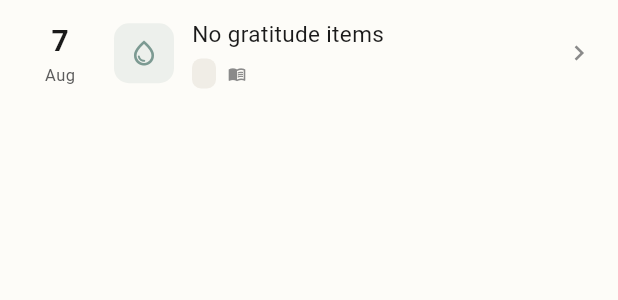
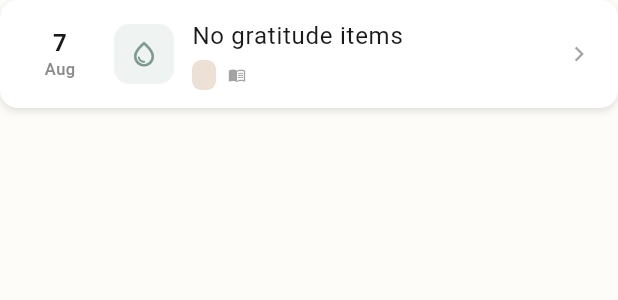
Before and after one commit to zdmgold/gracelog, a Flutter app: the EntryListTile widget shown alone on an empty page, opened directly with empty values, on a phone screen of 412 x 824 dp. Shown: the top 300 px of the screen. Run offline on Flutter 3.47's test engine with Material 3 defaults, Android fonts, the light colour scheme and no system bars; our stand-ins replace flutter_local_notifications, google_mobile_ads, in_app_purchase, package_info_plus, share_plus, shared_preferences and 2 more; missing offline and left inert: in_app_purchase_android, in_app_purchase_storekit; accounts and stored records are empty.

Commit message:
entry_list_tile.dart

```diff
--- a/lib/widgets/entry_list_tile.dart
+++ b/lib/widgets/entry_list_tile.dart
@@ -1,7 +1,8 @@
 import 'package:flutter/material.dart';
 
 import '../core/models/daily_entry.dart';
-import '../core/utils/constants.dart';
+import '../core/utils/haptics.dart';
+import '../core/utils/theme.dart';
 
 /// List tile for the entry history list.
 ///
@@ -22,30 +23,35 @@ class EntryListTile extends StatelessWidget {
 
   @override
   Widget build(BuildContext context) {
-    final preview = entry.gratitudeItems.isNotEmpty
-        ? entry.gratitudeItems.first
-        : 'No gratitude items';
+    final theme = Theme.of(context);
+    final preview = entry.gratitudeItems.isNotEmpty ? entry.gratitudeItems.first : 'No gratitude items';
 
     return Dismissible(
       key: Key(entry.id),
       direction: DismissDirection.endToStart,
-      confirmDismiss: (_) => _showDeleteConfirm(context),
+      confirmDismiss: (_) => _showDeleteConfirm(context, theme),
       onDismissed: (_) => onDelete(),
       background: Container(
         alignment: Alignment.centerRight,
         padding: const EdgeInsets.only(right: 20),
         decoration: BoxDecoration(
-          color: AppColors.textError.withOpacity(0.1),
+          color: theme.colorScheme.error.withOpacity(0.1),
           borderRadius: BorderRadius.circular(12),
         ),
-        child: Icon(
-          Icons.delete_outline,
-          color: AppColors.textError,
-          size: 24,
+        child: Icon(Icons.delete_outline, color: theme.colorScheme.error, size: 24),
       ),
+      child: Container(
+        margin: const EdgeInsets.only(bottom: 4),
+        decoration: BoxDecoration(
+          color: theme.colorScheme.surface,
+          borderRadius: BorderRadius.circular(12),
+          boxShadow: theme.shadowLight,
         ),
         child: InkWell(
-        onTap: onTap,
+          onTap: () {
+            Haptics.tap(context);
+            onTap();
+          },
           borderRadius: BorderRadius.circular(12),
           child: Container(
             constraints: const BoxConstraints(minHeight: 64),
@@ -53,32 +59,17 @@ class EntryListTile extends StatelessWidget {
             child: Row(
               crossAxisAlignment: CrossAxisAlignment.center,
               children: [
-              // Date column
                 SizedBox(
                   width: 48,
                   child: Column(
                     mainAxisSize: MainAxisSize.min,
                     children: [
-                    Text(
-                      '${entry.date.day}',
-                      style: TextStyle(
-                        fontSize: 20,
-                        fontWeight: FontWeight.w700,
-                        color: AppColors.textPrimary,
-                      ),
-                    ),
-                    Text(
-                      _monthAbbrev(entry.date.month),
-                      style: TextStyle(
-                        fontSize: 11,
-                        color: AppColors.textSecondary,
-                      ),
-                    ),
+                      Text('${entry.date.day}', style: theme.textTheme.titleLarge),
+                      Text(_monthAbbrev(entry.date.month), style: theme.textTheme.labelSmall),
                     ],
                   ),
                 ),
                 const SizedBox(width: 12),
-              // Mood icon
                 Container(
                   width: 40,
                   height: 40,
@@ -86,111 +77,66 @@ class EntryListTile extends StatelessWidget {
                     color: entry.mood.colorToken.withOpacity(0.12),
                     borderRadius: BorderRadius.circular(10),
                   ),
-                child: Icon(
-                  entry.mood.icon,
-                  color: entry.mood.colorToken,
-                  size: 20,
-                ),
+                  child: Icon(entry.mood.icon, color: entry.mood.colorToken, size: 20),
                 ),
                 const SizedBox(width: 12),
-              // Content
                 Expanded(
                   child: Column(
                     crossAxisAlignment: CrossAxisAlignment.start,
                     mainAxisSize: MainAxisSize.min,
                     children: [
-                    Text(
-                      preview,
-                      maxLines: 1,
-                      overflow: TextOverflow.ellipsis,
-                      style: TextStyle(
-                        fontSize: 15,
-                        color: AppColors.textPrimary,
-                      ),
-                    ),
+                      Text(preview, maxLines: 1, overflow: TextOverflow.ellipsis, style: theme.textTheme.bodyLarge),
                       const SizedBox(height: 4),
                       Row(
                         children: [
-                        if (entry.category != null)
-                          _buildCategoryChip(entry.category!),
+                          if (entry.category != null) _buildCategoryChip(theme, entry.category!),
                           if (entry.scriptureReference != null) ...[
-                          if (entry.category != null)
-                            const SizedBox(width: 8),
-                          Icon(
-                            Icons.menu_book,
-                            size: 12,
-                            color: AppColors.textTertiary,
-                          ),
+                            if (entry.category != null) const SizedBox(width: 8),
+                            Icon(Icons.menu_book, size: 12, color: theme.colorScheme.onSurface.withOpacity(0.4)),
                             const SizedBox(width: 4),
-                          Text(
-                            entry.scriptureReference!,
-                            style: TextStyle(
-                              fontSize: 11,
-                              color: AppColors.textTertiary,
-                            ),
-                          ),
+                            Text(entry.scriptureReference!, style: theme.textTheme.labelSmall),
                           ],
                         ],
                       ),
                     ],
                   ),
                 ),
-              // Chevron
-              Icon(
-                Icons.chevron_right,
-                color: AppColors.textTertiary,
-                size: 20,
+                Icon(Icons.chevron_right, color: theme.colorScheme.onSurface.withOpacity(0.4), size: 20),
+              ],
             ),
-            ],
           ),
         ),
       ),
     );
   }
 
-  Widget _buildCategoryChip(String category) {
+  Widget _buildCategoryChip(ThemeData theme, String category) {
     return Container(
       padding: const EdgeInsets.symmetric(horizontal: 8, vertical: 2),
       decoration: BoxDecoration(
-        color: AppColors.bgTertiary,
+        color: theme.colorScheme.surfaceContainerHighest,
         borderRadius: BorderRadius.circular(6),
       ),
-      child: Text(
-        category,
-        style: TextStyle(
-          fontSize: 11,
-          color: AppColors.textSecondary,
-        ),
-      ),
+      child: Text(category, style: theme.textTheme.labelSmall),
     );
   }
 
   String _monthAbbrev(int month) {
-    const months = [
-      'Jan', 'Feb', 'Mar', 'Apr', 'May', 'Jun',
-      'Jul', 'Aug', 'Sep', 'Oct', 'Nov', 'Dec'
-    ];
+    const months = ['Jan', 'Feb', 'Mar', 'Apr', 'May', 'Jun', 'Jul', 'Aug', 'Sep', 'Oct', 'Nov', 'Dec'];
     return months[month - 1];
   }
 
-  Future<bool> _showDeleteConfirm(BuildContext context) async {
+  Future<bool> _showDeleteConfirm(BuildContext context, ThemeData theme) async {
     final result = await showDialog<bool>(
       context: context,
       builder: (context) => AlertDialog(
         title: const Text('Delete Entry?'),
-        content: const Text(
-          'This entry will be permanently removed. This action cannot be undone.',
-        ),
+        content: const Text('This entry will be permanently removed. This action cannot be undone.'),
         actions: [
-          TextButton(
-            onPressed: () => Navigator.of(context).pop(false),
-            child: const Text('Cancel'),
-          ),
+          TextButton(onPressed: () => Navigator.of(context).pop(false), child: const Text('Cancel')),
           TextButton(
             onPressed: () => Navigator.of(context).pop(true),
-            style: TextButton.styleFrom(
-              foregroundColor: AppColors.textError,
-            ),
+            style: TextButton.styleFrom(foregroundColor: theme.colorScheme.error),
             child: const Text('Delete'),
           ),
         ],
```
Lines whose indentation alone changed are shown as unchanged.
